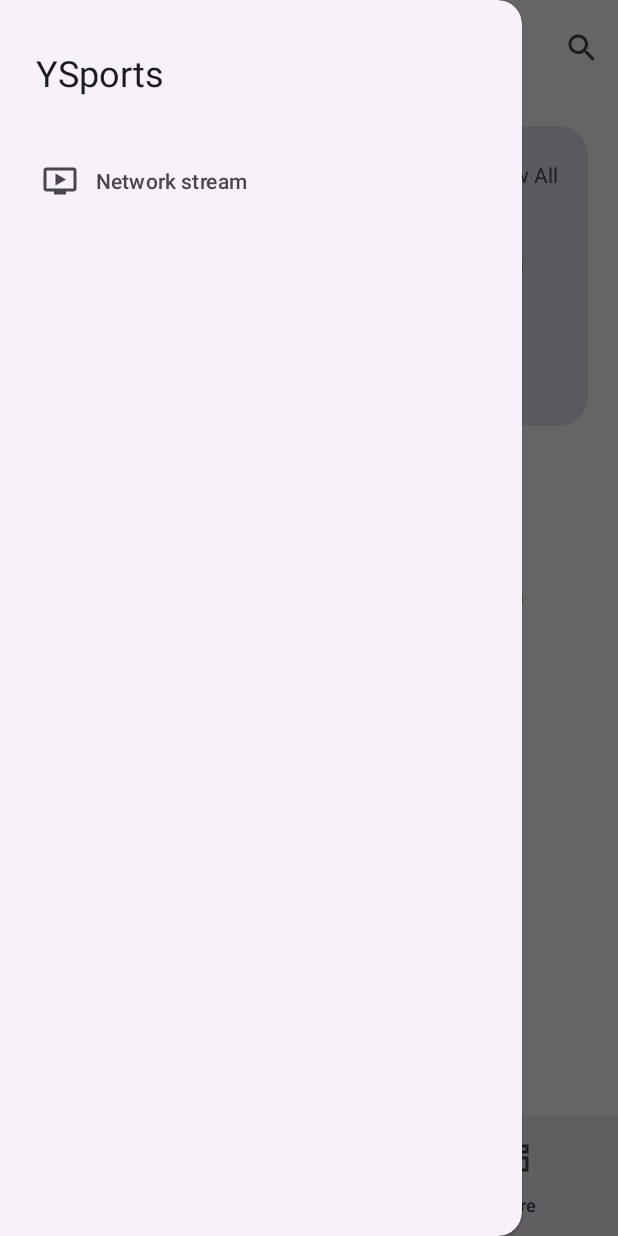
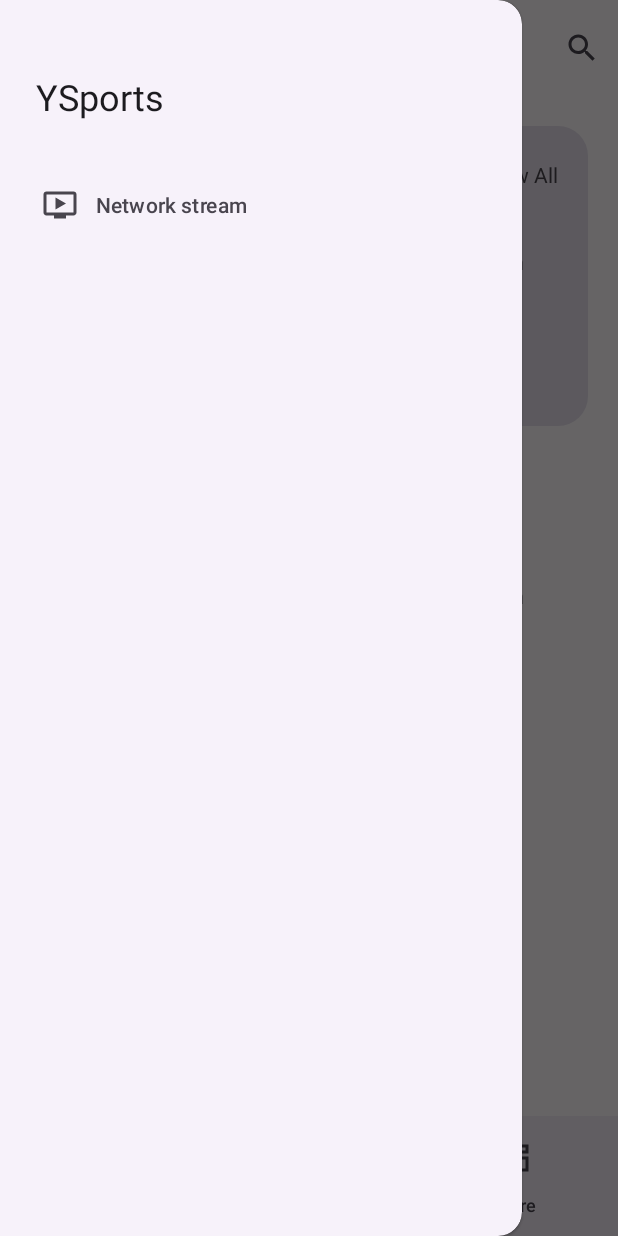
Before and after one commit to mubashirpa/YSports, an Android app: the screen it shows after launch (MainActivity), with the side drawer open, on a phone screen of 412 x 824 dp. Run offline under Robolectric (Android 15) with nearby library versions, the phone set to English and light mode, and no system bars; our stand-ins replace Firebase (no records; nobody signed in at launch, a user with empty details on screens opened directly).

Commit message:
Margin improvements

```diff
--- a/app/src/main/res/layout/header_navigation_drawer.xml
+++ b/app/src/main/res/layout/header_navigation_drawer.xml
@@ -4,13 +4,13 @@
     android:layout_width="match_parent"
     android:layout_height="wrap_content"
     android:orientation="vertical">
+    <View
+        android:layout_width="match_parent"
+        android:layout_height="24dp"/>
     <TextView
         android:layout_width="wrap_content"
         android:layout_height="wrap_content"
-        android:layout_marginTop="32dp"
-        android:layout_marginStart="24dp"
-        android:layout_marginEnd="24dp"
-        android:layout_marginBottom="24dp"
+        android:layout_margin="24dp"
         android:textAppearance="?attr/textAppearanceHeadlineSmall"
         android:textColor="?attr/colorOnSurface"
         android:text="@string/app_name" />
```
